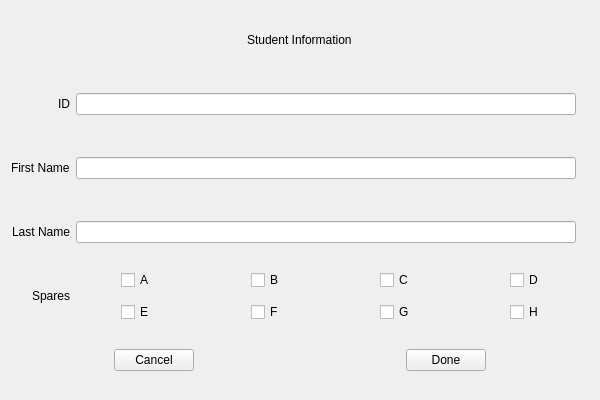
First picture: the form in studentwindow.ui, repository pstakoun/northern-spare-tracker, before the edit.
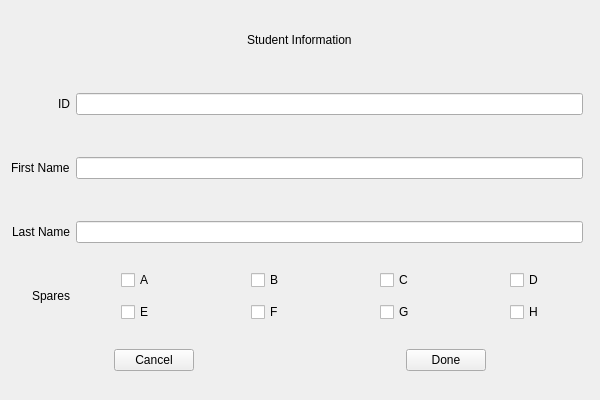
Second picture: the form after the edit.

Commit message: Remove picture from studentwindow

```diff
--- a/studentwindow.ui
+++ b/studentwindow.ui
@@ -139,13 +139,6 @@
       <item row="1" column="1" alignment="Qt::AlignVCenter">
        <widget class="QLineEdit" name="id"/>
       </item>
-      <item row="1" column="2" rowspan="3" alignment="Qt::AlignHCenter|Qt::AlignVCenter">
-       <widget class="QLabel" name="picture">
-        <property name="text">
-         <string/>
-        </property>
-       </widget>
-      </item>
      </layout>
     </item>
    </layout>
```
The commit also changes 3 other files.
